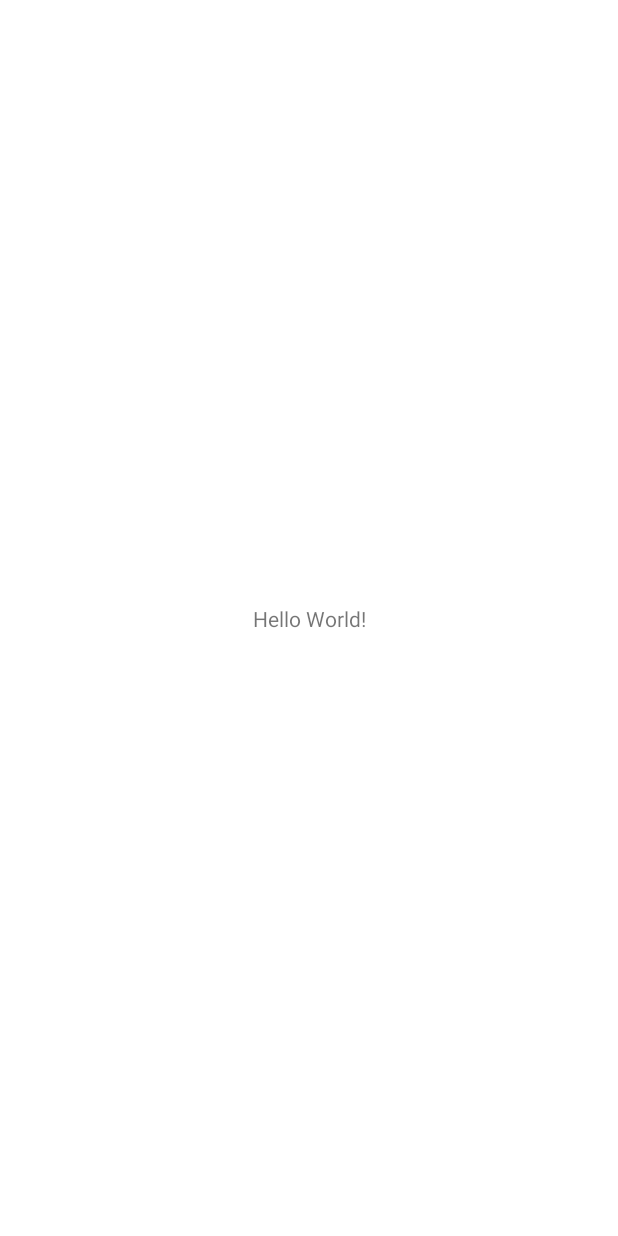
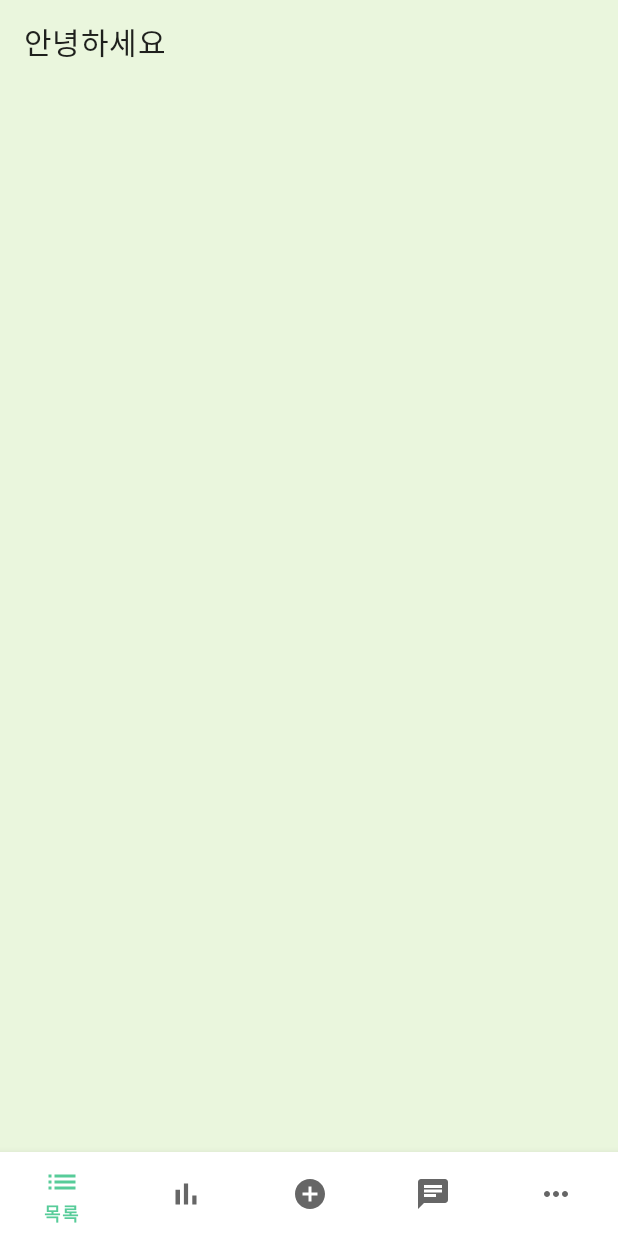
Before and after one commit to HanYeop/Happy-Sharing, an Android app: the MainActivity screen opened directly, with no data from a screen before it, on a phone screen of 412 x 824 dp. Before the commit the screen is almost empty. Run offline under Robolectric (Android 15) with nearby library versions, the phone set to English and light mode, and no system bars.

Commit message:
메인액티비티 바텀네비게이션 메뉴, 툴바 구현

```diff
--- a/app/build.gradle
+++ b/app/build.gradle
@@ -29,6 +29,11 @@ android {
     kotlinOptions {
         jvmTarget = '1.8'
     }
+
+    // ViewBinding
+    buildFeatures {
+        viewBinding true
+    }
 }
 
 dependencies {
--- a/app/src/main/java/com/hanyeop/happysharing/LoginActivity.kt
+++ b/app/src/main/java/com/hanyeop/happysharing/LoginActivity.kt
@@ -1,11 +1,28 @@
 package com.hanyeop.happysharing
 
+import android.content.Intent
 import androidx.appcompat.app.AppCompatActivity
 import android.os.Bundle
+import com.hanyeop.happysharing.databinding.ActivityLoginBinding
 
 class LoginActivity : AppCompatActivity() {
+
+    // ActivityMainBinding 선언
+    private lateinit var binding : ActivityLoginBinding
+
     override fun onCreate(savedInstanceState: Bundle?) {
         super.onCreate(savedInstanceState)
-        setContentView(R.layout.activity_login)
+
+        // 뷰바인딩
+        binding = ActivityLoginBinding.inflate(layoutInflater)
+        setContentView(binding.root)
+
+        binding.apply {
+            // 다음화면 넘어가기 (테스트용)
+            signinButton.setOnClickListener{
+                val intent = Intent(this@LoginActivity,MainActivity::class.java)
+                startActivity(intent)
+            }
+        }
     }
 }
--- a/app/src/main/java/com/hanyeop/happysharing/MainActivity.kt
+++ b/app/src/main/java/com/hanyeop/happysharing/MainActivity.kt
@@ -2,10 +2,25 @@ package com.hanyeop.happysharing
 
 import androidx.appcompat.app.AppCompatActivity
 import android.os.Bundle
+import com.hanyeop.happysharing.databinding.ActivityMainBinding
 
 class MainActivity : AppCompatActivity() {
+
+    // ActivityMainBinding 선언
+    private lateinit var binding : ActivityMainBinding
+
     override fun onCreate(savedInstanceState: Bundle?) {
         super.onCreate(savedInstanceState)
-        setContentView(R.layout.activity_main)
+
+        // 뷰바인딩
+        binding = ActivityMainBinding.inflate(layoutInflater)
+        setContentView(binding.root)
+
+        binding.apply {
+            // 툴바 지정
+            setSupportActionBar(toolbar)
+
+            toolbar.title = "안녕하세요"
+        }
     }
 }
--- /dev/null
+++ b/app/src/main/res/drawable/ic_baseline_add_24.xml
@@ -0,0 +1,10 @@
+<vector xmlns:android="http://schemas.android.com/apk/res/android"
+    android:width="24dp"
+    android:height="24dp"
+    android:viewportWidth="24"
+    android:viewportHeight="24"
+    android:tint="?attr/colorControlNormal">
+  <path
+      android:fillColor="@android:color/white"
+      android:pathData="M19,13h-6v6h-2v-6H5v-2h6V5h2v6h6v2z"/>
+</vector>
--- /dev/null
+++ b/app/src/main/res/drawable/ic_baseline_add_circle_24.xml
@@ -0,0 +1,10 @@
+<vector xmlns:android="http://schemas.android.com/apk/res/android"
+    android:width="24dp"
+    android:height="24dp"
+    android:viewportWidth="24"
+    android:viewportHeight="24"
+    android:tint="?attr/colorControlNormal">
+  <path
+      android:fillColor="@android:color/white"
+      android:pathData="M12,2C6.48,2 2,6.48 2,12s4.48,10 10,10 10,-4.48 10,-10S17.52,2 12,2zM17,13h-4v4h-2v-4L7,13v-2h4L11,7h2v4h4v2z"/>
+</vector>
--- /dev/null
+++ b/app/src/main/res/drawable/ic_baseline_bar_chart_24.xml
@@ -0,0 +1,10 @@
+<vector xmlns:android="http://schemas.android.com/apk/res/android"
+    android:width="24dp"
+    android:height="24dp"
+    android:viewportWidth="24"
+    android:viewportHeight="24"
+    android:tint="?attr/colorControlNormal">
+  <path
+      android:fillColor="@android:color/white"
+      android:pathData="M5,9.2h3L8,19L5,19zM10.6,5h2.8v14h-2.8zM16.2,13L19,13v6h-2.8z"/>
+</vector>
--- /dev/null
+++ b/app/src/main/res/drawable/ic_baseline_chat_24.xml
@@ -0,0 +1,11 @@
+<vector xmlns:android="http://schemas.android.com/apk/res/android"
+    android:width="24dp"
+    android:height="24dp"
+    android:viewportWidth="24"
+    android:viewportHeight="24"
+    android:tint="?attr/colorControlNormal"
+    android:autoMirrored="true">
+  <path
+      android:fillColor="@android:color/white"
+      android:pathData="M20,2L4,2c-1.1,0 -1.99,0.9 -1.99,2L2,22l4,-4h14c1.1,0 2,-0.9 2,-2L22,4c0,-1.1 -0.9,-2 -2,-2zM6,9h12v2L6,11L6,9zM14,14L6,14v-2h8v2zM18,8L6,8L6,6h12v2z"/>
+</vector>
--- /dev/null
+++ b/app/src/main/res/drawable/ic_baseline_list_24.xml
@@ -0,0 +1,10 @@
+<vector xmlns:android="http://schemas.android.com/apk/res/android"
+    android:width="24dp"
+    android:height="24dp"
+    android:viewportWidth="24"
+    android:viewportHeight="24"
+    android:tint="?attr/colorControlNormal">
+  <path
+      android:fillColor="@android:color/white"
+      android:pathData="M3,13h2v-2L3,11v2zM3,17h2v-2L3,15v2zM3,9h2L5,7L3,7v2zM7,13h14v-2L7,11v2zM7,17h14v-2L7,15v2zM7,7v2h14L21,7L7,7z"/>
+</vector>
--- /dev/null
+++ b/app/src/main/res/drawable/ic_baseline_more_horiz_24.xml
@@ -0,0 +1,10 @@
+<vector xmlns:android="http://schemas.android.com/apk/res/android"
+    android:width="24dp"
+    android:height="24dp"
+    android:viewportWidth="24"
+    android:viewportHeight="24"
+    android:tint="?attr/colorControlNormal">
+  <path
+      android:fillColor="@android:color/white"
+      android:pathData="M6,10c-1.1,0 -2,0.9 -2,2s0.9,2 2,2 2,-0.9 2,-2 -0.9,-2 -2,-2zM18,10c-1.1,0 -2,0.9 -2,2s0.9,2 2,2 2,-0.9 2,-2 -0.9,-2 -2,-2zM12,10c-1.1,0 -2,0.9 -2,2s0.9,2 2,2 2,-0.9 2,-2 -0.9,-2 -2,-2z"/>
+</vector>
--- a/app/src/main/res/layout/activity_main.xml
+++ b/app/src/main/res/layout/activity_main.xml
@@ -4,15 +4,25 @@
     xmlns:tools="http://schemas.android.com/tools"
     android:layout_width="match_parent"
     android:layout_height="match_parent"
-    tools:context=".MainActivity">
+    tools:context=".MainActivity"
+    android:background="@color/background_color">
 
-    <TextView
-        android:layout_width="wrap_content"
-        android:layout_height="wrap_content"
-        android:text="Hello World!"
-        app:layout_constraintBottom_toBottomOf="parent"
-        app:layout_constraintLeft_toLeftOf="parent"
-        app:layout_constraintRight_toRightOf="parent"
+    <androidx.appcompat.widget.Toolbar
+        android:id="@+id/toolbar"
+        android:layout_width="match_parent"
+        android:layout_height="?attr/actionBarSize"
+        android:theme="?attr/actionBarTheme"
+        app:title="HappySharing"
+        app:layout_constraintEnd_toEndOf="parent"
+        app:layout_constraintHorizontal_bias="0.5"
+        app:layout_constraintStart_toStartOf="parent"
         app:layout_constraintTop_toTopOf="parent" />
 
+    <com.google.android.material.bottomnavigation.BottomNavigationView
+        android:layout_width="match_parent"
+        android:layout_height="56dp"
+        app:layout_constraintBottom_toBottomOf="parent"
+        app:layout_constraintEnd_toEndOf="parent"
+        app:layout_constraintStart_toStartOf="parent"
+        app:menu="@menu/bottom_nav_menu"/>
 </androidx.constraintlayout.widget.ConstraintLayout>
--- /dev/null
+++ b/app/src/main/res/menu/bottom_nav_menu.xml
@@ -0,0 +1,27 @@
+<?xml version="1.0" encoding="utf-8"?>
+<menu xmlns:android="http://schemas.android.com/apk/res/android">
+    <item android:id="@+id/listFragment"
+        android:icon="@drawable/ic_baseline_list_24"
+        android:title="목록"
+        android:enabled="true"/>
+
+    <item android:id="@+id/rankingFragment"
+        android:icon="@drawable/ic_baseline_bar_chart_24"
+        android:title="순위"
+        android:enabled="true"/>
+
+    <item android:id="@+id/addFragment"
+        android:icon="@drawable/ic_baseline_add_circle_24"
+        android:title="등록"
+        android:enabled="true"/>
+
+    <item android:id="@+id/chatFragment"
+        android:icon="@drawable/ic_baseline_chat_24"
+        android:title="대화"
+        android:enabled="true"/>
+
+    <item android:id="@+id/userFragment"
+        android:icon="@drawable/ic_baseline_more_horiz_24"
+        android:title="내 나눔"
+        android:enabled="true"/>
+</menu>
--- a/app/src/main/res/values/themes.xml
+++ b/app/src/main/res/values/themes.xml
@@ -2,7 +2,7 @@
     <!-- Base application theme. -->
     <style name="Theme.HappySharing" parent="Theme.MaterialComponents.Light.NoActionBar">
         <!-- Primary brand color. -->
-        <item name="colorPrimary">@color/purple_500</item>
+        <item name="colorPrimary">@color/main_green</item>
         <item name="colorPrimaryVariant">@color/main_green</item>
         <item name="colorOnPrimary">@color/white</item>
         <!-- Secondary brand color. -->
```
